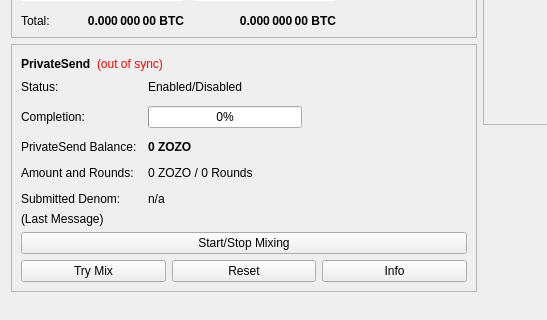
ZoZoCoin/ZoZo-blockchain, file src/qt/forms/overviewpage.ui: the form before one commit; both pictures show x 0 to 547 and y 178 to 498 of the 960 by 585 pixel window.
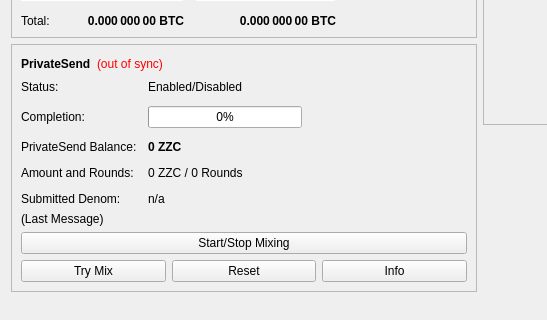
The form after the commit.

Commit message: ZOZO to ZZC

The edit to the form file:
```diff
--- a/src/qt/forms/overviewpage.ui
+++ b/src/qt/forms/overviewpage.ui
@@ -511,7 +511,7 @@
                </font>
               </property>
               <property name="text">
-               <string notr="true">0 ZOZO</string>
+               <string notr="true">0 ZZC</string>
               </property>
              </widget>
             </item>
@@ -525,7 +525,7 @@
             <item row="3" column="1">
              <widget class="QLabel" name="labelAmountRounds">
               <property name="text">
-               <string>0 ZOZO / 0 Rounds</string>
+               <string>0 ZZC / 0 Rounds</string>
               </property>
              </widget>
             </item>
```
The commit also changes 77 other files.
